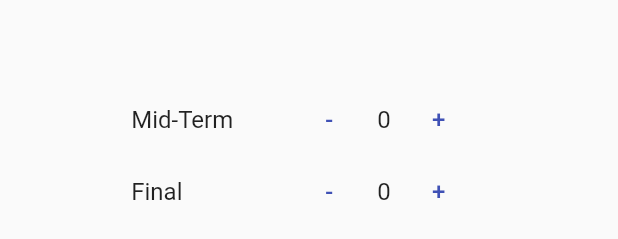
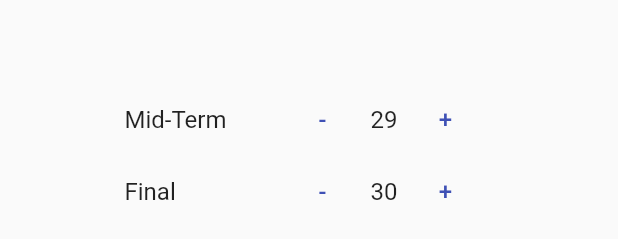
Before and after one commit to emotionalboySY/flutter_week12, a Flutter app: the EditPanel widget shown alone on an empty page, opened directly, after a tap on an icon or button, on a phone screen of 412 x 824 dp. Shown: the part 462-701 px from the top of the screen. Run offline on Flutter 3.47's test engine with Material 2 defaults, Android fonts, the phone set to English and light mode, and no system bars; our stand-ins replace cloud_firestore, firebase_auth, firebase_core, flutter_chat_bubble, modal_progress_hud_nsn; accounts and stored records are empty.

Commit message:
Added provider using on editpage.dart

```diff
--- a/flutter_week12/lib/editpage.dart
+++ b/flutter_week12/lib/editpage.dart
@@ -1,4 +1,6 @@
 import 'package:flutter/material.dart';
+import 'package:provider/provider.dart';
+import 'scores.dart';
 
 class EditPage extends StatelessWidget {
   const EditPage({Key? key}) : super(key: key);
@@ -7,9 +9,9 @@ class EditPage extends StatelessWidget {
   Widget build(BuildContext context) {
     return Scaffold(
       appBar: AppBar(
-        title: Text('Edit Scores'),
+        title: const Text('Edit Scores'),
       ),
-      body: EditPanel(),
+      body: const EditPanel(),
     );
   }
 }
@@ -26,18 +28,34 @@ class EditPanel extends StatelessWidget {
           mainAxisAlignment: MainAxisAlignment.center,
           children: [
             Container(child: Text('Mid-Term', style: TextStyle(fontSize: 16),), width: 100,),
-            TextButton(onPressed: () {}, child: Text('-', style: TextStyle(fontSize: 16),)),
-            Text('0', style: TextStyle(fontSize: 16),),
-            TextButton(onPressed: () {}, child: Text('+', style: TextStyle(fontSize: 16),)),
+            TextButton(
+                onPressed: () {
+                  context.read<Scores>().decreaseMidTerm();
+                  },
+                child: Text('-', style: TextStyle(fontSize: 16),)),
+            Text(context.watch<Scores>().midTermExam.toString(), style: TextStyle(fontSize: 16),),
+            TextButton(
+                onPressed: () {
+                  context.read<Scores>().increaseMidTerm();
+                },
+                child: Text('+', style: TextStyle(fontSize: 16),)),
           ],
         ),
         Row(
           mainAxisAlignment: MainAxisAlignment.center,
           children: [
             Container(child: Text('Final', style: TextStyle(fontSize: 16),), width: 100,),
-            TextButton(onPressed: () {}, child: Text('-', style: TextStyle(fontSize: 16),)),
-            Text('0', style: TextStyle(fontSize: 16),),
-            TextButton(onPressed: () {}, child: Text('+', style: TextStyle(fontSize: 16),)),
+            TextButton(
+                onPressed: () {
+                  context.read<Scores>().decreaseFinal();
+                },
+                child: Text('-', style: TextStyle(fontSize: 16),)),
+            Text(context.watch<Scores>().finalExam.toString(), style: TextStyle(fontSize: 16),),
+            TextButton(
+                onPressed: () {
+                  context.read<Scores>().increaseFinal();
+                },
+                child: Text('+', style: TextStyle(fontSize: 16),)),
           ],
         ),
       ],
--- a/flutter_week12/lib/scorepage.dart
+++ b/flutter_week12/lib/scorepage.dart
@@ -1,6 +1,7 @@
 import 'package:flutter/material.dart';
-
 import 'editpage.dart';
+import 'package:provider/provider.dart';
+import 'scores.dart';
 
 class ScorePage extends StatelessWidget {
   const ScorePage({Key? key}) : super(key: key);
@@ -14,13 +15,13 @@ class ScorePage extends StatelessWidget {
       body: Column(
         mainAxisAlignment: MainAxisAlignment.center,
         children: [
-          ScorePanel(),
-          SizedBox(
+          const ScorePanel(),
+          const SizedBox(
             height: 20,
           ),
           ElevatedButton(onPressed: () {
             Navigator.push(context, MaterialPageRoute(builder: (context) => EditPage()));
-          }, child: Text('Edit')),
+          }, child: const Text('Edit')),
         ],
       ),
     );
@@ -37,22 +38,22 @@ class ScorePanel extends StatelessWidget {
       children: [
         Column(
           mainAxisAlignment: MainAxisAlignment.center,
-          children: const [
-            Text('Mid-Term', style: TextStyle(fontSize: 20),),
-            SizedBox(
+          children: [
+            const Text('Mid-Term', style: TextStyle(fontSize: 20),),
+            const SizedBox(
               height: 20,
             ),
-            Text('0', style: TextStyle(fontSize: 20),),
+            Text(context.watch<Scores>().midTermExam.toString(), style: TextStyle(fontSize: 20),),
           ],
         ),
         Column(
           mainAxisAlignment: MainAxisAlignment.center,
-          children: const [
-            Text('Final', style: TextStyle(fontSize: 20),),
-            SizedBox(
+          children: [
+            const Text('Final', style: TextStyle(fontSize: 20),),
+            const SizedBox(
               height: 20,
             ),
-            Text('0', style: TextStyle(fontSize: 20),),
+            Text(context.watch<Scores>().finalExam.toString(), style: TextStyle(fontSize: 20),),
           ],
         ),
       ],
--- a/flutter_week12/lib/scores.dart
+++ b/flutter_week12/lib/scores.dart
@@ -3,4 +3,24 @@ import 'package:flutter/material.dart';
 class Scores with ChangeNotifier {
   int midTermExam = 30;
   int finalExam = 30;
+
+  decreaseMidTerm() {
+    midTermExam -= 1;
+    notifyListeners();
+  }
+
+  increaseMidTerm() {
+    midTermExam += 1;
+    notifyListeners();
+  }
+
+  decreaseFinal() {
+    finalExam -= 1;
+    notifyListeners();
+  }
+
+  increaseFinal() {
+    finalExam += 1;
+    notifyListeners();
+  }
 }
```
